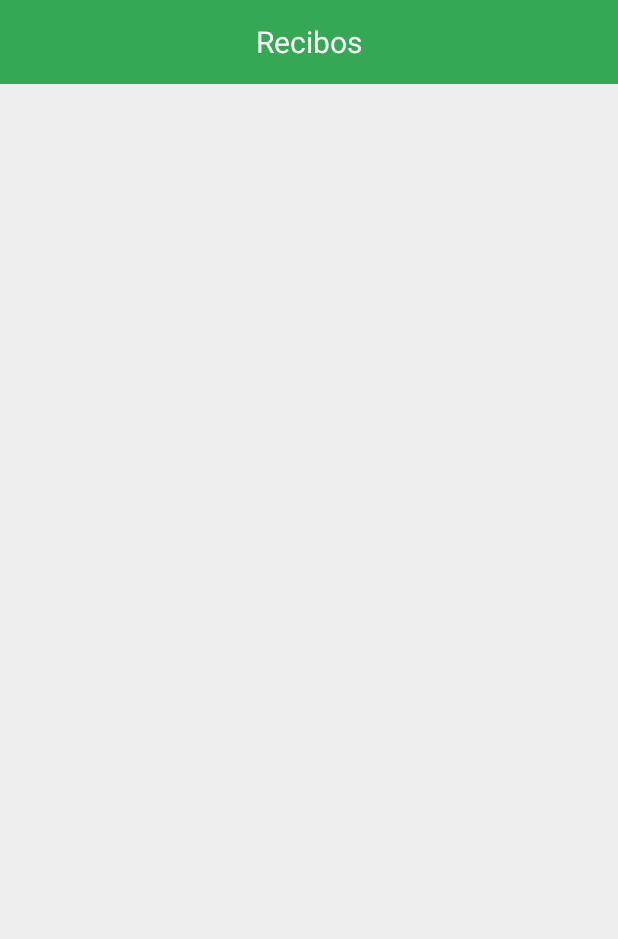
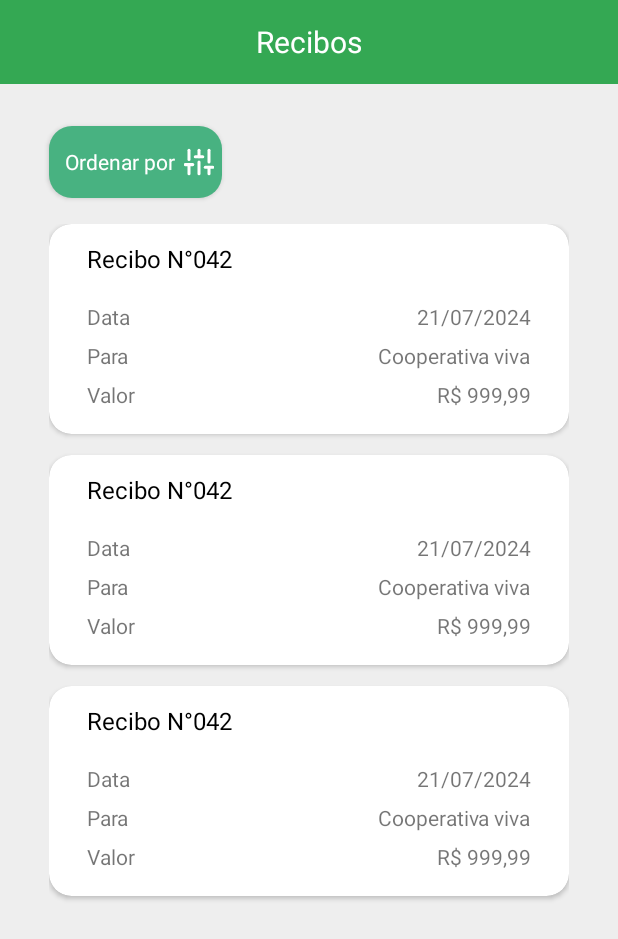
Before and after one commit to Recoope/Mobile, an Android app: the layout fragment_payments.xml on its own in the app's theme, with its tools: preview values and no code run, on a phone screen of 412 x 824 dp. Shown: the top 939 px of the screen. Run offline under Robolectric (Android 15) with nearby library versions, the phone set to English and light mode, and no system bars; Roboto replaces fonts that are not available here.

Commit message:
Subindo a tela de recibos

```diff
--- /dev/null
+++ b/app/src/main/res/drawable/shape_sort_by.xml
@@ -0,0 +1,5 @@
+<?xml version="1.0" encoding="utf-8"?>
+<shape xmlns:android="http://schemas.android.com/apk/res/android">
+    <solid android:color="@color/recoope_secondary_color"/>
+    <corners android:radius="15dp"/>
+</shape>
--- /dev/null
+++ b/app/src/main/res/drawable/sliders.xml
@@ -0,0 +1,73 @@
+<vector xmlns:android="http://schemas.android.com/apk/res/android"
+    android:width="20dp"
+    android:height="21dp"
+    android:viewportWidth="20"
+    android:viewportHeight="21">
+  <group>
+    <clip-path
+        android:pathData="M0,0.206h20v20.588h-20z"/>
+    <path
+        android:pathData="M3.333,18.221V12.216"
+        android:strokeLineJoin="round"
+        android:strokeWidth="2"
+        android:fillColor="#00000000"
+        android:strokeColor="#ffffff"
+        android:strokeLineCap="round"/>
+    <path
+        android:pathData="M3.333,8.784V2.779"
+        android:strokeLineJoin="round"
+        android:strokeWidth="2"
+        android:fillColor="#00000000"
+        android:strokeColor="#ffffff"
+        android:strokeLineCap="round"/>
+    <path
+        android:pathData="M10,18.221V10.5"
+        android:strokeLineJoin="round"
+        android:strokeWidth="2"
+        android:fillColor="#00000000"
+        android:strokeColor="#ffffff"
+        android:strokeLineCap="round"/>
+    <path
+        android:pathData="M10,7.069V2.779"
+        android:strokeLineJoin="round"
+        android:strokeWidth="2"
+        android:fillColor="#00000000"
+        android:strokeColor="#ffffff"
+        android:strokeLineCap="round"/>
+    <path
+        android:pathData="M16.667,18.221V13.931"
+        android:strokeLineJoin="round"
+        android:strokeWidth="2"
+        android:fillColor="#00000000"
+        android:strokeColor="#ffffff"
+        android:strokeLineCap="round"/>
+    <path
+        android:pathData="M16.667,10.5V2.779"
+        android:strokeLineJoin="round"
+        android:strokeWidth="2"
+        android:fillColor="#00000000"
+        android:strokeColor="#ffffff"
+        android:strokeLineCap="round"/>
+    <path
+        android:pathData="M0.833,12.216H5.833"
+        android:strokeLineJoin="round"
+        android:strokeWidth="2"
+        android:fillColor="#00000000"
+        android:strokeColor="#ffffff"
+        android:strokeLineCap="round"/>
+    <path
+        android:pathData="M7.5,7.069H12.5"
+        android:strokeLineJoin="round"
+        android:strokeWidth="2"
+        android:fillColor="#00000000"
+        android:strokeColor="#ffffff"
+        android:strokeLineCap="round"/>
+    <path
+        android:pathData="M14.167,13.931H19.167"
+        android:strokeLineJoin="round"
+        android:strokeWidth="2"
+        android:fillColor="#00000000"
+        android:strokeColor="#ffffff"
+        android:strokeLineCap="round"/>
+  </group>
+</vector>
--- a/app/src/main/res/layout/fragment_payments.xml
+++ b/app/src/main/res/layout/fragment_payments.xml
@@ -1,5 +1,6 @@
 <?xml version="1.0" encoding="utf-8"?>
 <FrameLayout xmlns:android="http://schemas.android.com/apk/res/android"
+    xmlns:app="http://schemas.android.com/apk/res-auto"
     xmlns:tools="http://schemas.android.com/tools"
     android:layout_width="match_parent"
     android:layout_height="match_parent"
@@ -21,5 +22,59 @@
             android:id="@+id/topBarText"
             android:layout_width="wrap_content"
             android:layout_height="wrap_content" />
+
+
     </androidx.appcompat.widget.Toolbar>
+
+    <androidx.constraintlayout.widget.ConstraintLayout
+        android:layout_width="match_parent"
+        android:layout_height="match_parent">
+
+        <Button
+            android:id="@+id/ordenarPor"
+            android:layout_width="wrap_content"
+            android:layout_height="wrap_content"
+            android:layout_marginTop="84dp"
+            android:width="115dp"
+            android:height="35dp"
+            android:background="@drawable/shape_sort_by"
+            android:text="Ordenar por"
+            android:textAllCaps="false"
+            android:textColor="@color/white"
+            android:drawableEnd="@drawable/sliders"
+            android:padding="5dp"
+            android:drawablePadding="2dp"
+            app:layout_constraintBottom_toBottomOf="parent"
+            app:layout_constraintEnd_toStartOf="@+id/endGuideLine"
+            app:layout_constraintHorizontal_bias="0.0"
+            app:layout_constraintStart_toStartOf="@+id/startGuideLine"
+            app:layout_constraintTop_toTopOf="parent"
+            app:layout_constraintVertical_bias="0.0" />
+
+        <androidx.recyclerview.widget.RecyclerView
+            android:layout_width="0dp"
+            android:layout_height="566dp"
+            android:layout_marginTop="149dp"
+            app:layout_constraintBottom_toBottomOf="parent"
+            app:layout_constraintEnd_toStartOf="@+id/endGuideLine"
+            app:layout_constraintStart_toStartOf="@+id/startGuideLine"
+            app:layout_constraintTop_toTopOf="parent"
+            app:layout_constraintVertical_bias="0.0"
+            tools:listitem="@layout/item_receipt" />
+
+        <androidx.constraintlayout.widget.Guideline
+            android:id="@+id/endGuideLine"
+            android:layout_width="wrap_content"
+            android:layout_height="wrap_content"
+            android:orientation="vertical"
+            app:layout_constraintGuide_percent="0.92" />
+
+        <androidx.constraintlayout.widget.Guideline
+            android:id="@+id/startGuideLine"
+            android:layout_width="wrap_content"
+            android:layout_height="wrap_content"
+            android:orientation="vertical"
+            app:layout_constraintGuide_percent="0.08" />
+    </androidx.constraintlayout.widget.ConstraintLayout>
+
 </FrameLayout>
--- /dev/null
+++ b/app/src/main/res/layout/item_receipt.xml
@@ -0,0 +1,115 @@
+<?xml version="1.0" encoding="utf-8"?>
+<androidx.cardview.widget.CardView xmlns:android="http://schemas.android.com/apk/res/android"
+    xmlns:app="http://schemas.android.com/apk/res-auto"
+    xmlns:tools="http://schemas.android.com/tools"
+    android:layout_width="match_parent"
+    android:layout_height="140dp"
+    android:layout_marginBottom="14dp"
+    app:cardCornerRadius="15dp"
+    >
+
+    <androidx.constraintlayout.widget.ConstraintLayout
+        android:layout_width="match_parent"
+        android:layout_height="match_parent">
+
+        <TextView
+            android:id="@+id/textRecibo"
+            android:layout_width="wrap_content"
+            android:layout_height="wrap_content"
+            android:text="Recibo N°042"
+            android:layout_marginLeft="25dp"
+            android:layout_marginTop="12dp"
+            android:textColor="@color/black"
+            android:textSize="16dp"
+            app:layout_constraintBottom_toBottomOf="parent"
+            app:layout_constraintEnd_toEndOf="parent"
+            app:layout_constraintHorizontal_bias="0.0"
+            app:layout_constraintStart_toStartOf="parent"
+            app:layout_constraintTop_toTopOf="parent"
+            app:layout_constraintVertical_bias="0.0" />
+
+        <TextView
+            android:id="@+id/TextData"
+            android:layout_width="wrap_content"
+            android:layout_height="wrap_content"
+            android:text="Data"
+            android:layout_marginLeft="25dp"
+            android:layout_marginTop="52dp"
+            app:layout_constraintBottom_toBottomOf="parent"
+            app:layout_constraintEnd_toEndOf="parent"
+            app:layout_constraintHorizontal_bias="0.0"
+            app:layout_constraintStart_toStartOf="parent"
+            app:layout_constraintTop_toTopOf="parent"
+            app:layout_constraintVertical_bias="0.0" />
+
+        <TextView
+            android:id="@+id/textPara"
+            android:layout_width="wrap_content"
+            android:layout_height="wrap_content"
+            android:text="Para"
+            android:layout_marginLeft="25dp"
+            android:layout_marginTop="78dp"
+            app:layout_constraintBottom_toBottomOf="parent"
+            app:layout_constraintEnd_toEndOf="parent"
+            app:layout_constraintHorizontal_bias="0.0"
+            app:layout_constraintStart_toStartOf="parent"
+            app:layout_constraintTop_toTopOf="parent"
+            app:layout_constraintVertical_bias="0.0" />
+
+        <TextView
+            android:id="@+id/textValor"
+            android:layout_width="wrap_content"
+            android:layout_height="wrap_content"
+            android:text="Valor"
+            android:layout_marginLeft="25dp"
+            android:layout_marginTop="104dp"
+            app:layout_constraintBottom_toBottomOf="parent"
+            app:layout_constraintEnd_toEndOf="parent"
+            app:layout_constraintHorizontal_bias="0.0"
+            app:layout_constraintStart_toStartOf="parent"
+            app:layout_constraintTop_toTopOf="parent"
+            app:layout_constraintVertical_bias="0.0" />
+
+        <TextView
+            android:id="@+id/valueData"
+            android:layout_width="wrap_content"
+            android:layout_height="wrap_content"
+            android:text="21/07/2024"
+            android:layout_marginRight="25dp"
+            android:layout_marginTop="52dp"
+            app:layout_constraintBottom_toBottomOf="parent"
+            app:layout_constraintEnd_toEndOf="parent"
+            app:layout_constraintHorizontal_bias="1.0"
+            app:layout_constraintStart_toStartOf="parent"
+            app:layout_constraintTop_toTopOf="parent"
+            app:layout_constraintVertical_bias="0.0" />
+
+        <TextView
+            android:id="@+id/valuePara"
+            android:layout_width="wrap_content"
+            android:layout_height="wrap_content"
+            android:text="Cooperativa viva"
+            android:layout_marginRight="25dp"
+            android:layout_marginTop="78dp"
+            app:layout_constraintBottom_toBottomOf="parent"
+            app:layout_constraintEnd_toEndOf="parent"
+            app:layout_constraintHorizontal_bias="1.0"
+            app:layout_constraintStart_toStartOf="parent"
+            app:layout_constraintTop_toTopOf="parent"
+            app:layout_constraintVertical_bias="0.0" />
+
+        <TextView
+            android:id="@+id/valueValor"
+            android:layout_width="wrap_content"
+            android:layout_height="wrap_content"
+            android:text="R$ 999,99"
+            android:layout_marginRight="25dp"
+            android:layout_marginTop="104dp"
+            app:layout_constraintBottom_toBottomOf="parent"
+            app:layout_constraintEnd_toEndOf="parent"
+            app:layout_constraintHorizontal_bias="1.0"
+            app:layout_constraintStart_toStartOf="parent"
+            app:layout_constraintTop_toTopOf="parent"
+            app:layout_constraintVertical_bias="0.0" />
+    </androidx.constraintlayout.widget.ConstraintLayout>
+</androidx.cardview.widget.CardView>
```
Also changed, not shown: app/src/main/res/values/themes.xml (+8 -0 lines).
